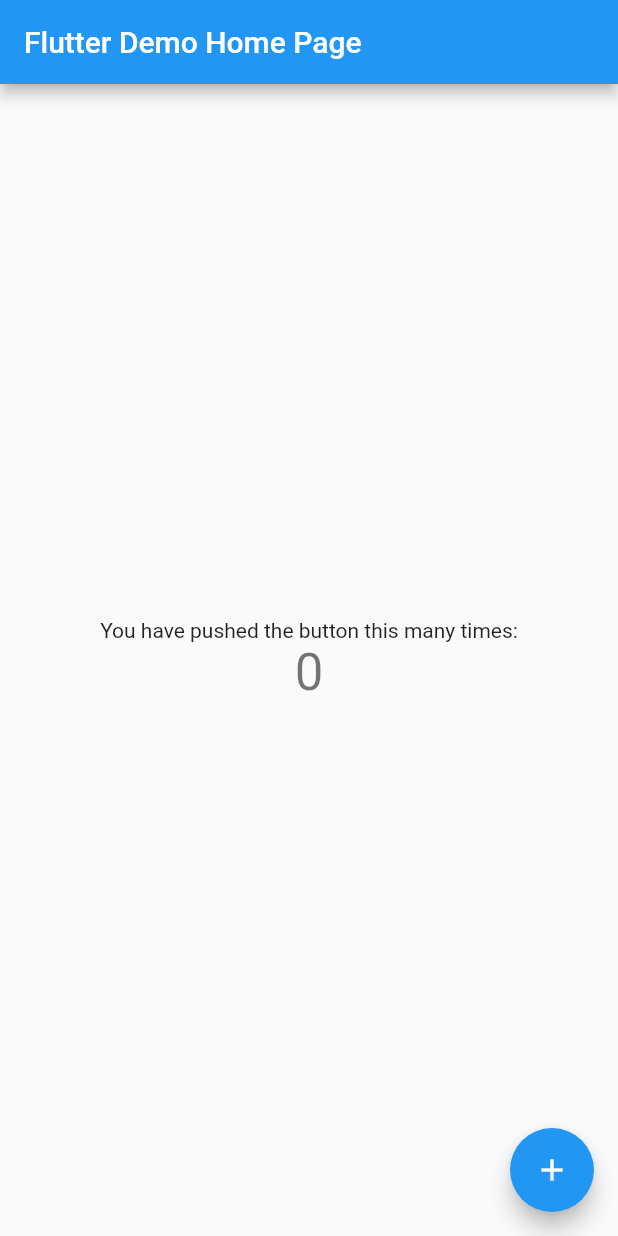
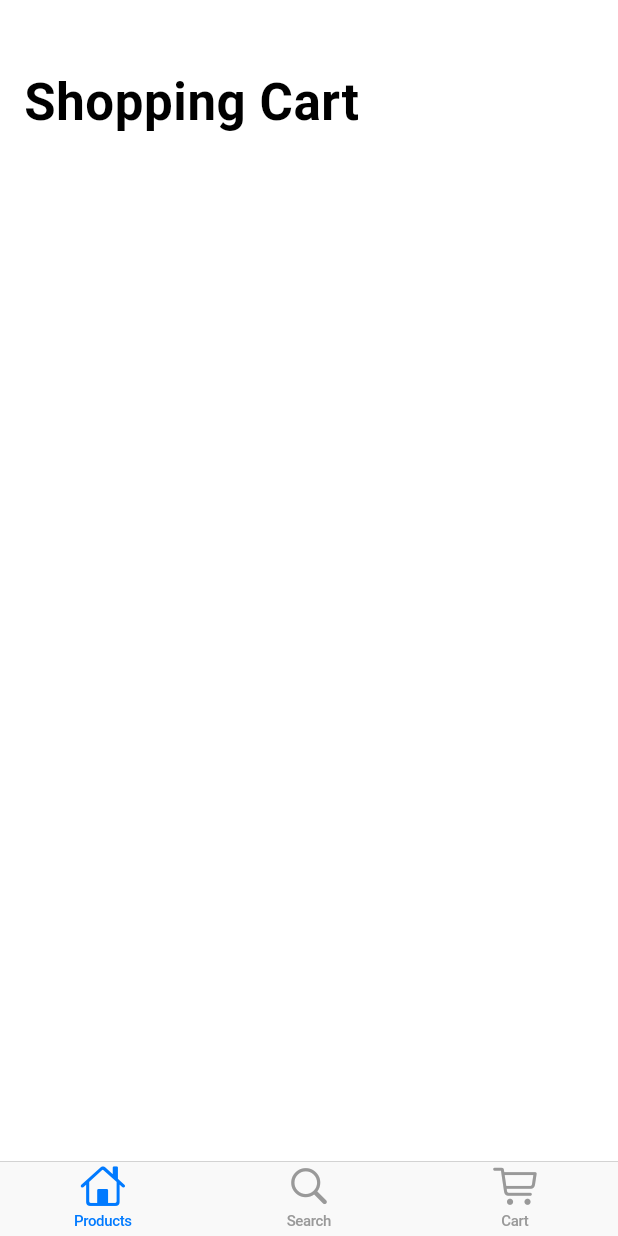
Before and after one commit to KimHyungSik/FlutterUI, a Flutter app: the screen it shows after launch, on a phone screen of 412 x 824 dp. Run offline on Flutter 3.47's test engine with Material 2 defaults, Android fonts, the light colour scheme and no system bars; our stand-ins replace cached_network_image, flutter_svg; missing offline and left inert: dart:ffi.

Commit message:
Create structure for a 3-tab app

```diff
--- /dev/null
+++ b/cupertino_store/lib/app.dart
@@ -0,0 +1,129 @@
+import 'package:flutter/cupertino.dart';
+import 'package:flutter/services.dart';
+import 'package:provider/provider.dart';
+
+class CupertinoStoreApp extends StatelessWidget {
+  const CupertinoStoreApp({Key? key}) : super(key: key);
+
+  @override
+  Widget build(BuildContext context) {
+    SystemChrome.setPreferredOrientations(
+        [DeviceOrientation.portraitUp, DeviceOrientation.portraitDown]);
+
+    return const CupertinoApp(
+      theme: CupertinoThemeData(brightness: Brightness.light),
+      home: CupertinoStoreHomePage(),
+    );
+  }
+}
+
+class CupertinoStoreHomePage extends StatelessWidget {
+  const CupertinoStoreHomePage({Key? key}) : super(key: key);
+
+  @override
+  Widget build(BuildContext context) {
+    return CupertinoTabScaffold(
+      tabBar: CupertinoTabBar(
+        items: const <BottomNavigationBarItem>[
+          BottomNavigationBarItem(
+            icon: Icon(CupertinoIcons.home),
+            label: 'Products',
+          ),
+          BottomNavigationBarItem(
+            icon: Icon(CupertinoIcons.search),
+            label: 'Search',
+          ),
+          BottomNavigationBarItem(
+            icon: Icon(CupertinoIcons.shopping_cart),
+            label: 'Cart',
+          ),
+        ],
+      ),
+      tabBuilder: (context, index) {
+        late final CupertinoTabView returnValue;
+        switch (index) {
+          case 0:
+            returnValue = CupertinoTabView(builder: (context) {
+              return const CupertinoPageScaffold(
+                child: ProductListTab(),
+              );
+            });
+            break;
+          case 1:
+            returnValue = CupertinoTabView(builder: (context) {
+              return const CupertinoPageScaffold(
+                child: SearchTab(),
+              );
+            });
+            break;
+          case 2:
+            returnValue = CupertinoTabView(builder: (context) {
+              return const CupertinoPageScaffold(
+                child: ShoppingCartTab(),
+              );
+            });
+            break;
+        }
+        return returnValue;
+      },
+    );
+  }
+}
+
+class ShoppingCartTab extends StatelessWidget {
+  const ShoppingCartTab({Key? key}) : super(key: key);
+  @override
+  Widget build(BuildContext context) {
+    return Consumer(
+      builder: (context, value, child) {
+        return const CustomScrollView(
+          slivers: <Widget>[
+            CupertinoSliverNavigationBar(
+              largeTitle: Text('Cupertino Store'),
+            )
+          ],
+        );
+      },
+    );
+  }
+}
+
+class SearchTab extends StatefulWidget {
+  const SearchTab({Key? key}) : super(key: key);
+
+  @override
+  State<SearchTab> createState() => _SearchTabState();
+}
+
+class _SearchTabState extends State<SearchTab> {
+  @override
+  Widget build(BuildContext context) {
+    return const CustomScrollView(
+      slivers: [
+        CupertinoSliverNavigationBar(
+          largeTitle: Text('Search'),
+        )
+      ],
+    );
+  }
+}
+
+class ProductListTab extends StatefulWidget {
+  const ProductListTab({Key? key}) : super(key: key);
+
+  @override
+  State<ProductListTab> createState() => _ProductListTabState();
+}
+
+class _ProductListTabState extends State<ProductListTab> {
+  @override
+  Widget build(BuildContext context) {
+    return const CustomScrollView(
+      slivers: [
+        CupertinoSliverNavigationBar(
+          largeTitle: Text('Shopping Cart'),
+        )
+      ],
+    );
+  }
+}
--- a/cupertino_store/lib/main.dart
+++ b/cupertino_store/lib/main.dart
@@ -1,115 +1,6 @@
-import 'package:flutter/material.dart';
+import 'package:cupertino_store/app.dart';
+import 'package:flutter/cupertino.dart';
 
 void main() {
-  runApp(const MyApp());
+  runApp(const CupertinoStoreApp());
 }
-
-class MyApp extends StatelessWidget {
-  const MyApp({Key? key}) : super(key: key);
-
-  // This widget is the root of your application.
-  @override
-  Widget build(BuildContext context) {
-    return MaterialApp(
-      title: 'Flutter Demo',
-      theme: ThemeData(
-        // This is the theme of your application.
-        //
-        // Try running your application with "flutter run". You'll see the
-        // application has a blue toolbar. Then, without quitting the app, try
-        // changing the primarySwatch below to Colors.green and then invoke
-        // "hot reload" (press "r" in the console where you ran "flutter run",
-        // or simply save your changes to "hot reload" in a Flutter IDE).
-        // Notice that the counter didn't reset back to zero; the application
-        // is not restarted.
-        primarySwatch: Colors.blue,
-      ),
-      home: const MyHomePage(title: 'Flutter Demo Home Page'),
-    );
-  }
-}
-
-class MyHomePage extends StatefulWidget {
-  const MyHomePage({Key? key, required this.title}) : super(key: key);
-
-  // This widget is the home page of your application. It is stateful, meaning
-  // that it has a State object (defined below) that contains fields that affect
-  // how it looks.
-
-  // This class is the configuration for the state. It holds the values (in this
-  // case the title) provided by the parent (in this case the App widget) and
-  // used by the build method of the State. Fields in a Widget subclass are
-  // always marked "final".
-
-  final String title;
-
-  @override
-  State<MyHomePage> createState() => _MyHomePageState();
-}
-
-class _MyHomePageState extends State<MyHomePage> {
-  int _counter = 0;
-
-  void _incrementCounter() {
-    setState(() {
-      // This call to setState tells the Flutter framework that something has
-      // changed in this State, which causes it to rerun the build method below
-      // so that the display can reflect the updated values. If we changed
-      // _counter without calling setState(), then the build method would not be
-      // called again, and so nothing would appear to happen.
-      _counter++;
-    });
-  }
-
-  @override
-  Widget build(BuildContext context) {
-    // This method is rerun every time setState is called, for instance as done
-    // by the _incrementCounter method above.
-    //
-    // The Flutter framework has been optimized to make rerunning build methods
-    // fast, so that you can just rebuild anything that needs updating rather
-    // than having to individually change instances of widgets.
-    return Scaffold(
-      appBar: AppBar(
-        // Here we take the value from the MyHomePage object that was created by
-        // the App.build method, and use it to set our appbar title.
-        title: Text(widget.title),
-      ),
-      body: Center(
-        // Center is a layout widget. It takes a single child and positions it
-        // in the middle of the parent.
-        child: Column(
-          // Column is also a layout widget. It takes a list of children and
-          // arranges them vertically. By default, it sizes itself to fit its
-          // children horizontally, and tries to be as tall as its parent.
-          //
-          // Invoke "debug painting" (press "p" in the console, choose the
-          // "Toggle Debug Paint" action from the Flutter Inspector in Android
-          // Studio, or the "Toggle Debug Paint" command in Visual Studio Code)
-          // to see the wireframe for each widget.
-          //
-          // Column has various properties to control how it sizes itself and
-          // how it positions its children. Here we use mainAxisAlignment to
-          // center the children vertically; the main axis here is the vertical
-          // axis because Columns are vertical (the cross axis would be
-          // horizontal).
-          mainAxisAlignment: MainAxisAlignment.center,
-          children: <Widget>[
-            const Text(
-              'You have pushed the button this many times:',
-            ),
-            Text(
-              '$_counter',
-              style: Theme.of(context).textTheme.headline4,
-            ),
-          ],
-        ),
-      ),
-      floatingActionButton: FloatingActionButton(
-        onPressed: _incrementCounter,
-        tooltip: 'Increment',
-        child: const Icon(Icons.add),
-      ), // This trailing comma makes auto-formatting nicer for build methods.
-    );
-  }
-}
--- a/cupertino_store/pubspec.yaml
+++ b/cupertino_store/pubspec.yaml
@@ -34,6 +34,9 @@
   # The following adds the Cupertino Icons font to your application.
   # Use with the CupertinoIcons class for iOS style icons.
   cupertino_icons: ^1.0.2
+  provider: ^6.0.3
+  intl: ^0.17.0
+  shrine_images: ^2.0.1
 
 dev_dependencies:
   flutter_test:
```
Also changed, not shown: cupertino_store/lib/styles.dart (added, +17 -0 lines), cupertino_store/pubspec.lock.
